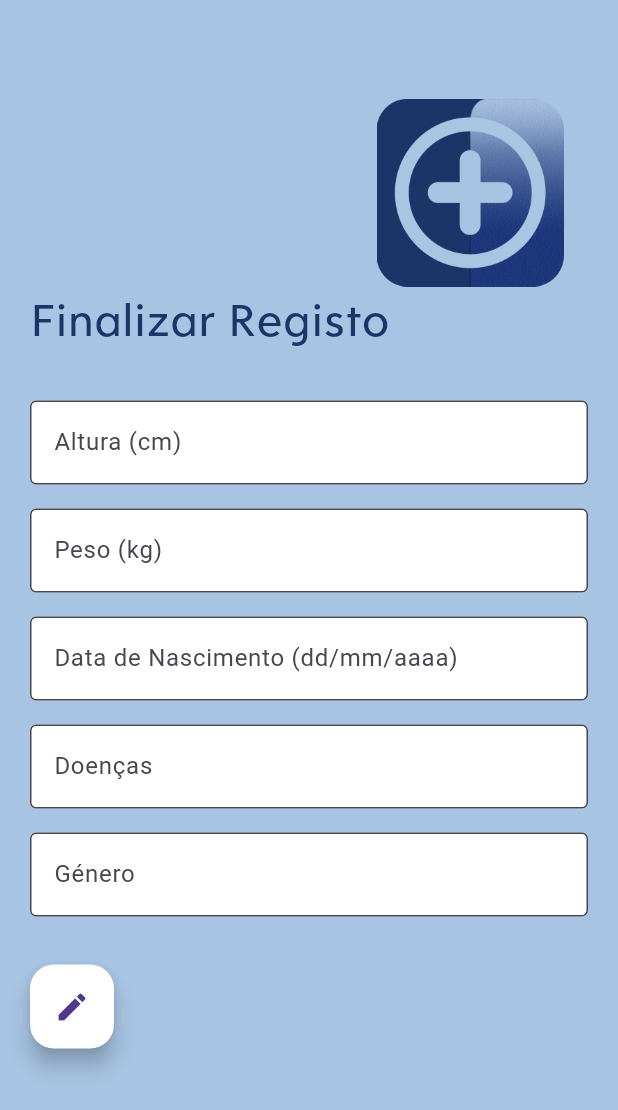
After one commit to CarlosWS25/lab_projeto_final, a Flutter app: the ScreenEndRegistar screen opened directly, on a phone screen of 412 x 824 dp. The commit adds this screen. Shown: the top 1110 px of the screen. Run offline on Flutter 3.47's test engine with Material 3 defaults, Android fonts, the light colour scheme and no system bars; our stand-ins replace device_info_plus.

Commit message:
Finalizar Registo
+ Frontend do Finalizar Registo completo;
+ Criação do ficheiro "veri_devide.dart" onde esta a verificação do tipo de dispositivo do utilizador;
+ TextFields do Finalizar Registo quase completos à exceção do das doenças e do género;

```diff
--- /dev/null
+++ b/dosewise/lib/screens/screen_endregistar.dart
@@ -0,0 +1,172 @@
+import "dart:convert";
+import "dart:io";
+import "package:http/http.dart" as http;
+import 'package:flutter/services.dart';
+import "package:flutter/material.dart";
+import "package:dosewise/screens/screen_profile.dart";
+import "package:dosewise/veri_device.dart";
+
+class ScreenEndRegistar extends StatefulWidget {
+  const ScreenEndRegistar({super.key});
+
+  @override
+  State<ScreenEndRegistar> createState() => ScreenEndRegistarState();
+}
+
+class ScreenEndRegistarState extends State<ScreenEndRegistar> {
+//Capturadores dos dados dos TextFields
+  final TextEditingController alturaController = TextEditingController();
+  final TextEditingController pesoController = TextEditingController();
+  final TextEditingController idadeController = TextEditingController();
+  final TextEditingController doencasController = TextEditingController();
+  final TextEditingController generoController = TextEditingController();
+
+
+//Função e Variável para selecionar a data de nascimento
+  DateTime? idade;
+  Future<void> selecionarData(BuildContext context) async {
+    final DateTime? picked = await showDatePicker(
+      context: context,
+      initialDate: DateTime.now(),
+      firstDate: DateTime(1900),
+      lastDate: DateTime.now(),
+    );
+
+    if (picked != null) {
+      setState(() {
+        idade = picked;
+        idadeController.text = "${picked.day}/${picked.month}/${picked.year}";
+      }
+      );
+    }
+  }
+
+
+  @override
+  Widget build(BuildContext context) {
+    return Scaffold(
+      backgroundColor: const Color(0xFFA7C4E2),
+      body: Stack(
+        children: [
+  //Logo Dosewise
+          Positioned(
+            top: 50,
+            right: 20,
+            child: Padding(
+              padding: const EdgeInsets.all(16.0),
+              child: Image.asset("assets/images/logo_dosewise.png",
+                width: 125,
+                height: 125,
+              ),
+            ),
+          ),
+          Center(
+            child: Padding(
+              padding: const EdgeInsets.symmetric(horizontal: 20.0),
+              child: Column(
+                mainAxisSize: MainAxisSize.min,
+                crossAxisAlignment: CrossAxisAlignment.start,
+                children: [
+                  const SizedBox(height: 64),
+                  Text("Finalizar Registo",
+                    style: TextStyle(
+                      fontFamily: "Fontspring-DEMO-clarikaprogeo-md",
+                      fontSize: 32,
+                      color:Color(0xFF1B3568),
+                    ),
+                  ),
+                  const SizedBox(height: 32),
+//Campo de Registar Altura
+                  TextField(
+                    controller: alturaController,
+                    showCursor: false,
+                    inputFormatters: <TextInputFormatter>[
+                      FilteringTextInputFormatter.digitsOnly
+                    ],
+                    decoration: const InputDecoration(
+                      filled: true,
+                      fillColor: Colors.white,
+                      border: OutlineInputBorder(),
+                      hintText: "Altura (cm)",
+                    ),
+                  ),
+                  const SizedBox(height: 16),
+//Campo de Registar Peso
+                  TextField(
+                    controller: pesoController,
+                    showCursor: false,
+                    inputFormatters: <TextInputFormatter>[
+                      FilteringTextInputFormatter.digitsOnly
+                    ],
+                    decoration: const InputDecoration(
+                      filled: true,
+                      fillColor: Colors.white,
+                      border: OutlineInputBorder(),
+                      hintText: "Peso (kg)",
+                    ),
+                  ),
+                  const SizedBox(height: 16),
+//Campo de Registar Idade
+                  GestureDetector(
+                    onTap: () => selecionarData(context),
+                    child: AbsorbPointer(
+                      child: TextField(
+                        controller: idadeController,
+                        decoration: const InputDecoration(
+                          filled: true,
+                          fillColor: Colors.white,
+                          border: OutlineInputBorder(),
+                          hintText: "Data de Nascimento (dd/mm/aaaa)",
+                        ),
+                      )
+                    ),
+                  ),
+                  const SizedBox(height: 16),
+//Campo de Registar Doenças
+                  TextField(
+                    controller: doencasController,
+                    showCursor: false,
+                    decoration: const InputDecoration(
+                      filled: true,
+                      fillColor: Colors.white,
+                      border: OutlineInputBorder(),
+                      hintText: "Doenças",
+                    ),
+                  ),
+                  const SizedBox(height: 16),
+//Campo de Registar Género
+                  TextField(
+                    controller: generoController,
+                    showCursor: false,
+                    decoration: const InputDecoration(
+                      filled: true,
+                      fillColor: Colors.white,
+                      border: OutlineInputBorder(),
+                      hintText: "Género",
+                    ),
+                  ),
+                  const SizedBox(height: 32),
+//Botão Finalizar Registo Utilizador
+                  FloatingActionButton(
+                    heroTag: "finalizar_registo_conta",
+                    onPressed: () async {
+                      print("Finalizar Registo Utilizador pressionado!");
+                      final uri = await makeApiUri('/utilizador/registar');
+                      //await finalizarRegisto();
+                        Navigator.pushReplacement(
+                        context,
+                        MaterialPageRoute(builder: (context) => const ScreenProfile()),
+                        );
+                    },
+                    backgroundColor: const Color.fromARGB(255, 255, 255, 255),
+                    child: const Icon(Icons.create),
+                  )
+                ],
+              ),
+            ),
+          ),
+        ],
+      ),
+    );
+  }
+}
--- a/dosewise/lib/screens/screen_profile.dart
+++ b/dosewise/lib/screens/screen_profile.dart
@@ -77,7 +77,7 @@ class ScreenProfile extends StatelessWidget {
                 print("Botão Registar Perfil pressionado!");
                 Navigator.push(
                   context,
-                  MaterialPageRoute(builder: (context) => const Registar_screen()),
+                  MaterialPageRoute(builder: (context) => const RegistarScreen()),
                 );
               },
             backgroundColor: const Color(0xFF1B3568),
```
Also changed, not shown: dosewise/lib/screens/screen_login.dart (+8 -34 lines), dosewise/lib/screens/screen_registar.dart (+18 -36 lines), dosewise/lib/veri_device.dart (added, +31 -0 lines).
